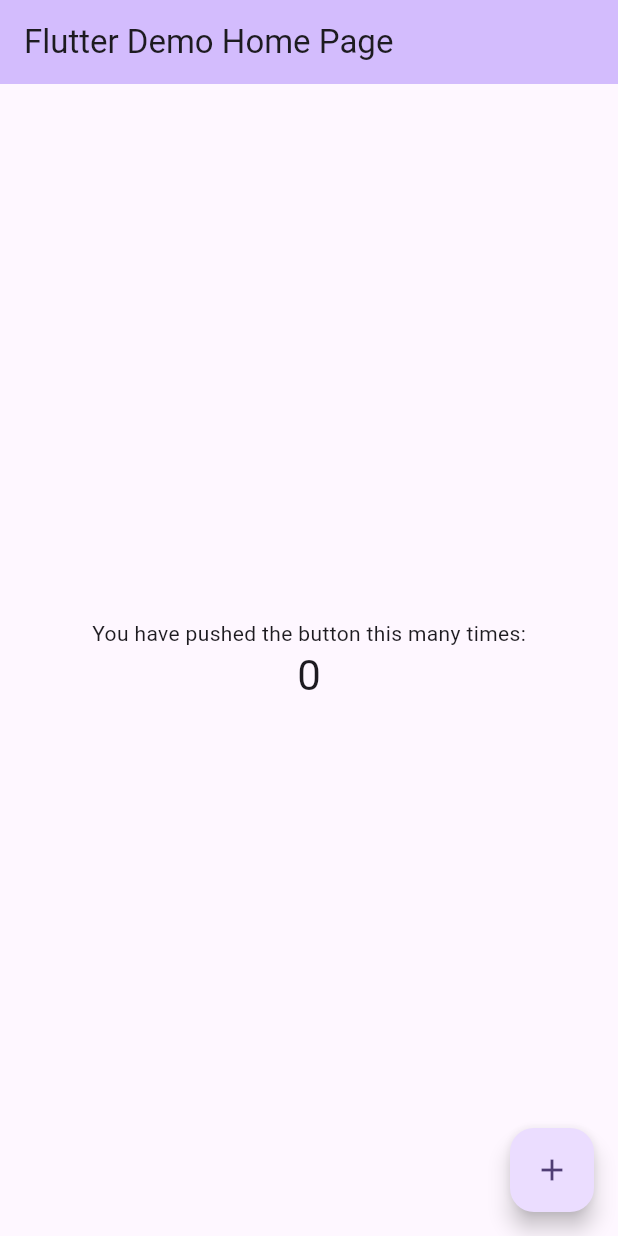
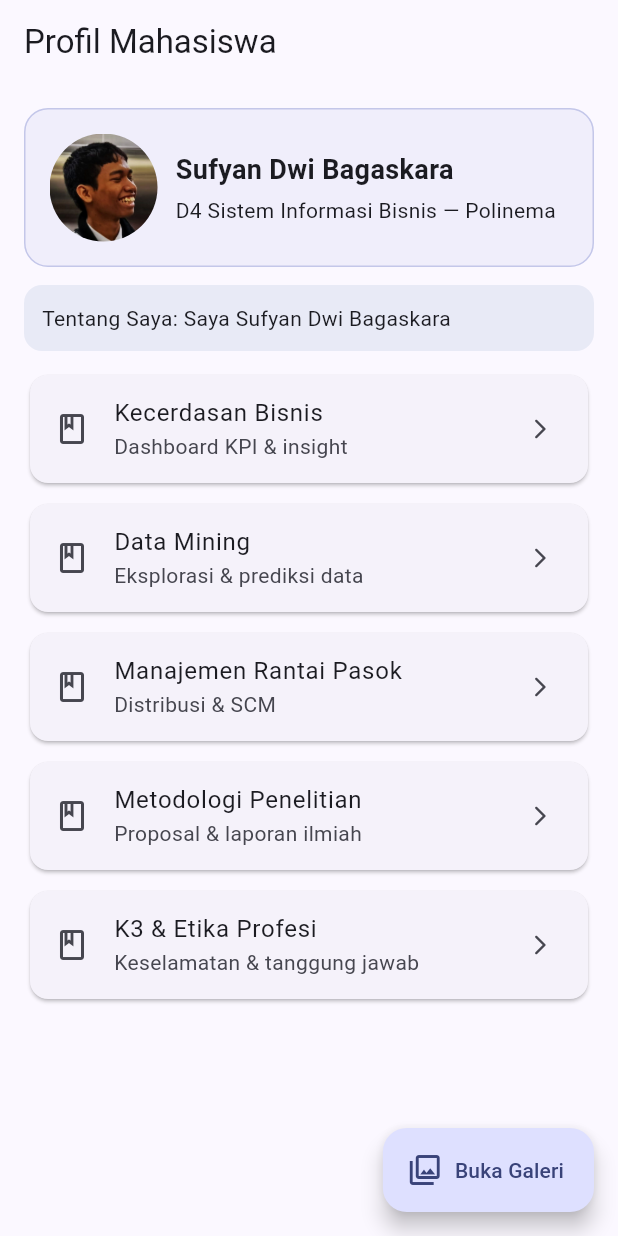
Before and after one commit to MiniMaliZ/MobileSemester5, a Flutter app: the screen it shows after launch, on a phone screen of 412 x 824 dp. Run offline on Flutter 3.47's test engine with Material 3 defaults, Android fonts, the phone set to English and light mode, and no system bars; our stand-ins replace google_fonts.

Commit message:
Tugas Profile Pertemuan 7

```diff
--- a/pertemuan7/pertemuan7tugas/lib/main.dart
+++ b/pertemuan7/pertemuan7tugas/lib/main.dart
@@ -1,122 +1,215 @@
 import 'package:flutter/material.dart';
 
 void main() {
-  runApp(const MyApp());
+  runApp(const AppTugas());
 }
 
-class MyApp extends StatelessWidget {
-  const MyApp({super.key});
+class AppTugas extends StatelessWidget {
+  const AppTugas({super.key});
 
-  // This widget is the root of your application.
   @override
   Widget build(BuildContext context) {
     return MaterialApp(
-      title: 'Flutter Demo',
+      title: 'Layout & Navigasi - Tugas (Assets)',
+      debugShowCheckedModeBanner: false,
+      initialRoute: '/',
+      routes: {
+        '/': (_) => const ProfilPage(),
+        '/gallery': (_) => const GaleriPage(),
+      },
       theme: ThemeData(
-        // This is the theme of your application.
-        //
-        // TRY THIS: Try running your application with "flutter run". You'll see
-        // the application has a purple toolbar. Then, without quitting the app,
-        // try changing the seedColor in the colorScheme below to Colors.green
-        // and then invoke "hot reload" (save your changes or press the "hot
-        // reload" button in a Flutter-supported IDE, or press "r" if you used
-        // the command line to start the app).
-        //
-        // Notice that the counter didn't reset back to zero; the application
-        // state is not lost during the reload. To reset the state, use hot
-        // restart instead.
-        //
-        // This works for code too, not just values: Most code changes can be
-        // tested with just a hot reload.
-        colorScheme: ColorScheme.fromSeed(seedColor: Colors.deepPurple),
+        colorScheme: ColorScheme.fromSeed(seedColor: Colors.indigo),
+        useMaterial3: true,
       ),
-      home: const MyHomePage(title: 'Flutter Demo Home Page'),
     );
   }
 }
 
-class MyHomePage extends StatefulWidget {
-  const MyHomePage({super.key, required this.title});
+class ProfilPage extends StatelessWidget {
+  const ProfilPage({super.key});
 
-  // This widget is the home page of your application. It is stateful, meaning
-  // that it has a State object (defined below) that contains fields that affect
-  // how it looks.
-
-  // This class is the configuration for the state. It holds the values (in this
-  // case the title) provided by the parent (in this case the App widget) and
-  // used by the build method of the State. Fields in a Widget subclass are
-  // always marked "final".
-
-  final String title;
-
-  @override
-  State<MyHomePage> createState() => _MyHomePageState();
-}
-
-class _MyHomePageState extends State<MyHomePage> {
-  int _counter = 0;
-
-  void _incrementCounter() {
-    setState(() {
-      // This call to setState tells the Flutter framework that something has
-      // changed in this State, which causes it to rerun the build method below
-      // so that the display can reflect the updated values. If we changed
-      // _counter without calling setState(), then the build method would not be
-      // called again, and so nothing would appear to happen.
-      _counter++;
-    });
-  }
+  static const String profileAssetPath = 'assets/images/profile.jpg';
 
   @override
   Widget build(BuildContext context) {
-    // This method is rerun every time setState is called, for instance as done
-    // by the _incrementCounter method above.
-    //
-    // The Flutter framework has been optimized to make rerunning build methods
-    // fast, so that you can just rebuild anything that needs updating rather
-    // than having to individually change instances of widgets.
+    final mkSemester5 = const [
+      ('Kecerdasan Bisnis', 'Dashboard KPI & insight'),
+      ('Data Mining', 'Eksplorasi & prediksi data'),
+      ('Manajemen Rantai Pasok', 'Distribusi & SCM'),
+      ('Metodologi Penelitian', 'Proposal & laporan ilmiah'),
+      ('K3 & Etika Profesi', 'Keselamatan & tanggung jawab'),
+    ];
+
     return Scaffold(
       appBar: AppBar(
-        // TRY THIS: Try changing the color here to a specific color (to
-        // Colors.amber, perhaps?) and trigger a hot reload to see the AppBar
-        // change color while the other colors stay the same.
-        backgroundColor: Theme.of(context).colorScheme.inversePrimary,
-        // Here we take the value from the MyHomePage object that was created by
-        // the App.build method, and use it to set our appbar title.
-        title: Text(widget.title),
+        title: const Text('Profil Mahasiswa'),
       ),
-      body: Center(
-        // Center is a layout widget. It takes a single child and positions it
-        // in the middle of the parent.
+      floatingActionButton: FloatingActionButton.extended(
+        onPressed: () => Navigator.pushNamed(context, '/gallery'),
+        label: const Text('Buka Galeri'),
+        icon: const Icon(Icons.photo_library_outlined),
+      ),
+      body: Padding(
+        padding: const EdgeInsets.all(16),
         child: Column(
-          // Column is also a layout widget. It takes a list of children and
-          // arranges them vertically. By default, it sizes itself to fit its
-          // children horizontally, and tries to be as tall as its parent.
-          //
-          // Column has various properties to control how it sizes itself and
-          // how it positions its children. Here we use mainAxisAlignment to
-          // center the children vertically; the main axis here is the vertical
-          // axis because Columns are vertical (the cross axis would be
-          // horizontal).
-          //
-          // TRY THIS: Invoke "debug painting" (choose the "Toggle Debug Paint"
-          // action in the IDE, or press "p" in the console), to see the
-          // wireframe for each widget.
-          mainAxisAlignment: MainAxisAlignment.center,
-          children: <Widget>[
-            const Text('You have pushed the button this many times:'),
-            Text(
-              '$_counter',
-              style: Theme.of(context).textTheme.headlineMedium,
+          children: [
+            // ===== Header Profil: Row + Container (styling) =====
+            Container(
+              padding: const EdgeInsets.all(16),
+              decoration: BoxDecoration(
+                color: Colors.indigo.withOpacity(.06),
+                borderRadius: BorderRadius.circular(16),
+                border: Border.all(color: Colors.indigo.withOpacity(.25)),
+              ),
+              child: Row(
+                children: [
+                  // Avatar dari assets + fallback
+                  SizedBox(
+                    width: 72,
+                    height: 72,
+                    child: ClipOval(
+                      child: Image.asset(
+                        profileAssetPath,
+                        fit: BoxFit.cover,
+                        errorBuilder: (context, error, stack) {
+                          // fallback saat file belum ada / salah path
+                          return Container(
+                            color: Colors.indigo,
+                            alignment: Alignment.center,
+                            child: const Text(
+                              'SD',
+                              style: TextStyle(
+                                  color: Colors.white,
+                                  fontWeight: FontWeight.bold),
+                            ),
+                          );
+                        },
+                      ),
+                    ),
+                  ),
+                  const SizedBox(width: 12),
+                  const Expanded(
+                    child: Column(
+                      crossAxisAlignment: CrossAxisAlignment.start,
+                      children: [
+                        Text('Sufyan Dwi Bagaskara',
+                            style: TextStyle(
+                                fontSize: 18, fontWeight: FontWeight.bold)),
+                        SizedBox(height: 4),
+                        Text('D4 Sistem Informasi Bisnis — Polinema'),
+                      ],
+                    ),
+                  ),
+                ],
+              ),
+            ),
+
+            const SizedBox(height: 12),
+
+            // ===== Tentang Saya =====
+            Container(
+              width: double.infinity,
+              padding: const EdgeInsets.all(12),
+              decoration: BoxDecoration(
+                color: Colors.indigo.shade50,
+                borderRadius: BorderRadius.circular(12),
+              ),
+              child: const Text(
+                'Tentang Saya: Saya Sufyan Dwi Bagaskara ',
+              ),
+            ),
+
+            const SizedBox(height: 12),
+
+            // ===== ListView: Mata Kuliah Semester 5 =====
+            Expanded(
+              child: ListView.separated(
+                itemCount: mkSemester5.length,
+                separatorBuilder: (_, __) => const SizedBox(height: 6),
+                itemBuilder: (context, i) {
+                  final (nama, desk) = mkSemester5[i];
+                  return Card(
+                    elevation: 1,
+                    child: ListTile(
+                      leading: const Icon(Icons.book_outlined),
+                      title: Text(nama),
+                      subtitle: Text(desk),
+                      trailing: const Icon(Icons.arrow_forward_ios_rounded, size: 16),
+                      onTap: () => ScaffoldMessenger.of(context).showSnackBar(
+                        SnackBar(content: Text('Pilih: $nama'), duration: const Duration(milliseconds: 900)),
+                      ),
+                    ),
+                  );
+                },
+              ),
             ),
           ],
         ),
       ),
-      floatingActionButton: FloatingActionButton(
-        onPressed: _incrementCounter,
-        tooltip: 'Increment',
-        child: const Icon(Icons.add),
-      ), // This trailing comma makes auto-formatting nicer for build methods.
     );
   }
 }
+
+class GaleriPage extends StatelessWidget {
+  const GaleriPage({super.key});
+
+  @override
+  Widget build(BuildContext context) {
+    final data = List.generate(12, (i) => 'Gambar ${i + 1}');
+    return Scaffold(
+      appBar: AppBar(
+        title: const Text('Galeri'),
+        actions: [
+          IconButton(
+            tooltip: 'Kembali ke Profil',
+            onPressed: () => Navigator.pop(context),
+            icon: const Icon(Icons.arrow_back),
+          ),
+        ],
+      ),
+      body: Padding(
+        padding: const EdgeInsets.all(12),
+        child: GridView.builder(
+          itemCount: data.length,
+          gridDelegate: const SliverGridDelegateWithFixedCrossAxisCount(
+            crossAxisCount: 3,
+            mainAxisSpacing: 12,
+            crossAxisSpacing: 12,
+            childAspectRatio: 1,
+          ),
+          itemBuilder: (context, i) {
+            return InkWell(
+              onTap: () => ScaffoldMessenger.of(context).showSnackBar(
+                SnackBar(content: Text('Buka ${data[i]}')),
+              ),
+              child: Container(
+                decoration: BoxDecoration(
+                  color: Colors.primaries[i % Colors.primaries.length].shade200,
+                  borderRadius: BorderRadius.circular(12),
+                ),
+                alignment: Alignment.center,
+                child: Column(
+                  mainAxisAlignment: MainAxisAlignment.center,
+                  children: [
+                    const Icon(Icons.image, size: 42, color: Colors.white),
+                    const SizedBox(height: 6),
+                    Text(
+                      data[i],
+                      style: const TextStyle(
+                        color: Colors.white, fontWeight: FontWeight.bold),
+                    ),
+                  ],
+                ),
+              ),
+            );
+          },
+        ),
+      ),
+      floatingActionButton: FloatingActionButton.extended(
+        onPressed: () => Navigator.pop(context),
+        icon: const Icon(Icons.home_outlined),
+        label: const Text('Kembali'),
+      ),
+    );
+  }
+}
--- a/pertemuan7/pertemuan7tugas/pubspec.yaml
+++ b/pertemuan7/pertemuan7tugas/pubspec.yaml
@@ -58,9 +58,8 @@ flutter:
   uses-material-design: true
 
   # To add assets to your application, add an assets section, like this:
-  # assets:
-  #   - images/a_dot_burr.jpeg
-  #   - images/a_dot_ham.jpeg
+  assets:
+    - assets/images/
 
   # An image asset can refer to one or more resolution-specific "variants", see
   # https://flutter.dev/to/resolution-aware-images
```
Also changed, not shown: pertemuan7/pertemuan7tugas/assets/images/profile.jpg (added), 1 other file.
